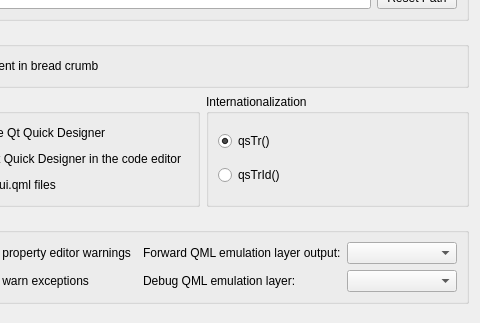
Above: src/plugins/qmldesigner/settingspage.ui from qt-creator/qt-creator before the change; both pictures show x 249 to 729 and y 232 to 555 of the 729 by 555 pixel window. Below: the same form after it.
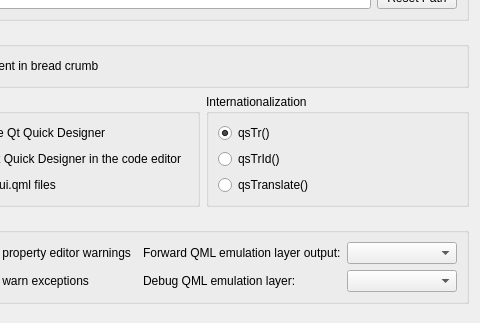
That is the form after the change. Custom widgets are drawn as their Qt base class.

Commit message:
QmlDesigner: Implement preliminary support for qsTranslate
There are now 3 options for QML translations in the options.

* qsTr (default)
* qsTrId
* qsTranslate

In case of qsTranslate the context is preserved when editing the text
and the context can be changed by setting a binding on the text property.

Task-number: QTCREATORBUG-17714

The edit to the form file:
```diff
--- a/src/plugins/qmldesigner/settingspage.ui
+++ b/src/plugins/qmldesigner/settingspage.ui
@@ -349,6 +349,13 @@
           </property>
          </widget>
         </item>
+        <item>
+         <widget class="QRadioButton" name="useQsTranslateFunctionRadioButton">
+          <property name="text">
+           <string>qsTranslate()</string>
+          </property>
+         </widget>
+        </item>
        </layout>
       </widget>
      </item>
```
The commit also changes 8 other files.
